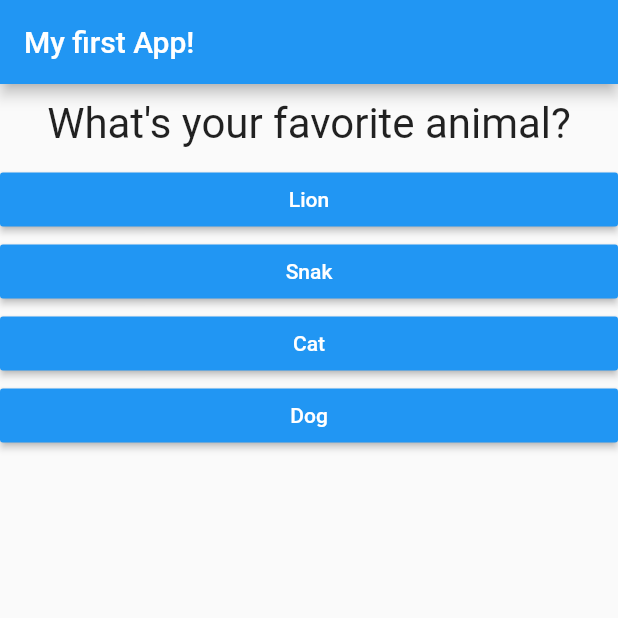
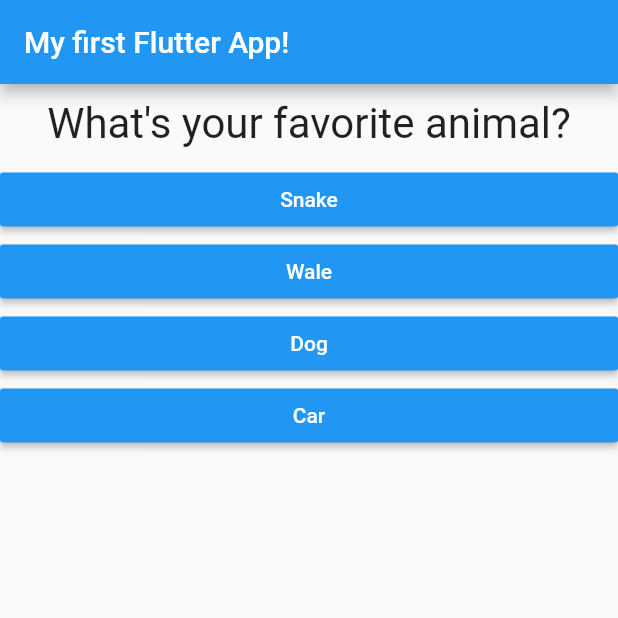
Before and after one commit to CaioRagazzi/firstAppFlutterCourse, a Flutter app: the screen it shows after launch, after a tap on "Black", on a phone screen of 412 x 824 dp, the top half of it. Run offline on Flutter 3.47's test engine with Material 2 defaults, Android fonts, the phone set to English and light mode, and no system bars.

Commit message:
continuação curso flutter

```diff
--- a/lib/main.dart
+++ b/lib/main.dart
@@ -8,17 +8,25 @@ void main() => runApp(MyApp());
 class MyApp extends StatefulWidget {
   @override
   State<StatefulWidget> createState() {
-    // TODO: implement createState
     return _MyAppState();
   }
 }
 
 class _MyAppState extends State<MyApp> {
   var _questionIndex = 0;
+  var _totalScore = 0;
 
-  void _answerQuestion() {
+  void _answerQuestion(score) {
     setState(() {
       _questionIndex++;
+      _totalScore += score;
+    });
+  }
+
+  void _restartGame() {
+    setState(() {
+      _questionIndex = 0;
+      _totalScore = 0;
     });
   }
 
@@ -26,22 +34,37 @@ class _MyAppState extends State<MyApp> {
   Widget build(BuildContext context) {
     var _questions = [
       {
-        'questionText': 'What\'s your favorite colour?',
-        'answers': ['Black', 'White', 'Pink', 'Red']
+        'questionText': 'What\'s your favorite color?',
+        'answers': [
+          {'text': 'Black', 'score': 10},
+          {'text': 'White', 'score': 9},
+          {'text': 'Pink', 'score': 8},
+          {'text': 'Red', 'score': 7},
+        ]
       },
       {
         'questionText': 'What\'s your favorite animal?',
-        'answers': ['Lion', 'Snak', 'Cat', 'Dog']
+        'answers': [
+          {'text': 'Snake', 'score': 10},
+          {'text': 'Wale', 'score': 9},
+          {'text': 'Dog', 'score': 8},
+          {'text': 'Car', 'score': 7},
+        ]
       },
       {
         'questionText': 'What\'s your favorite person?',
-        'answers': ['Caio', 'Caio', 'Caio', 'Caio']
+        'answers': [
+          {'text': 'Caio', 'score': 10},
+          {'text': 'Caio', 'score': 9},
+          {'text': 'Caio', 'score': 8},
+          {'text': 'Caio', 'score': 7},
+        ]
       }
     ];
     return MaterialApp(
       home: Scaffold(
         appBar: AppBar(
-          title: Text('My first App!'),
+          title: Text('My first Flutter App!'),
         ),
         body: _questionIndex < _questions.length
             ? Quiz(
@@ -49,7 +72,7 @@ class _MyAppState extends State<MyApp> {
                 questionIndex: _questionIndex,
                 questions: _questions,
               )
-            : Result(),
+            : Result(_restartGame, _totalScore),
       ),
     );
   }
--- a/lib/quiz.dart
+++ b/lib/quiz.dart
@@ -18,9 +18,9 @@ class Quiz extends StatelessWidget {
     return Column(
       children: <Widget>[
         Question(questions.elementAt(questionIndex)['questionText']),
-        ...(questions.elementAt(questionIndex)['answers'] as List<String>)
+        ...(questions.elementAt(questionIndex)['answers'] as List<Map<String, Object>>)
             .map((item) {
-          return Answer(answerQuestion, item);
+          return Answer(() => answerQuestion(item['score']), item['text']);
         }).toList()
       ],
     );
```
Also changed, not shown: lib/result.dart (+34 -1 lines).
